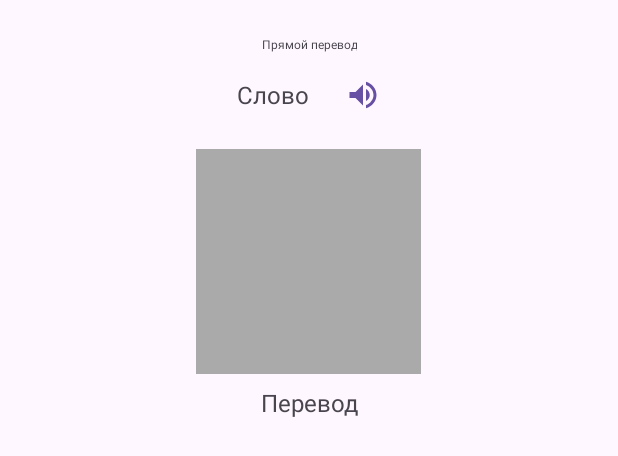
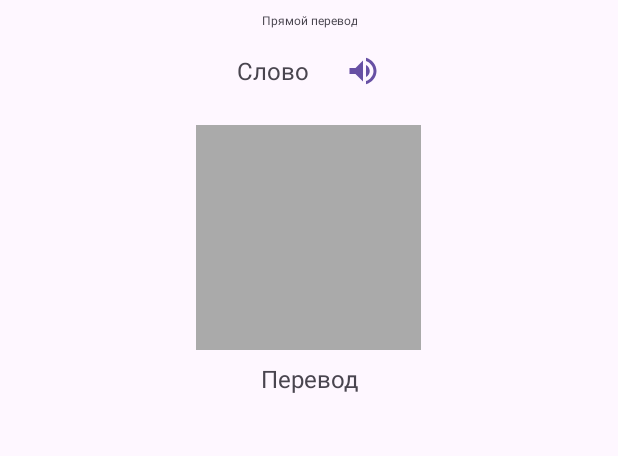
Before and after one commit to mrSaydron/Tala, an Android app: the layout fragment_card_translate.xml on its own in the app's theme, with its tools: preview values and no code run, on a phone screen of 412 x 824 dp. Shown: the top 456 px of the screen. Run offline under Robolectric (Android 15) with nearby library versions, the phone set to English and light mode, and no system bars.

Commit message:
внешние изменения

```diff
--- a/app/src/main/res/layout/fragment_card_enter_word.xml
+++ b/app/src/main/res/layout/fragment_card_enter_word.xml
@@ -6,7 +6,6 @@
     android:layout_width="match_parent"
     android:layout_height="wrap_content"
     android:orientation="vertical"
-    android:padding="16dp"
     android:gravity="center_horizontal"
     tools:context=".fragment.card.CardEnterWordFragment">
 
@@ -37,6 +36,7 @@
         android:layout_marginTop="4dp"
         android:drawableStart="@drawable/ic_info"
         android:drawablePadding="6dp"
+        app:drawableTint="?attr/colorOnSurfaceVariant"
         android:padding="2dp"
         android:visibility="gone" />
 
--- a/app/src/main/res/layout/fragment_card_reverse_translate.xml
+++ b/app/src/main/res/layout/fragment_card_reverse_translate.xml
@@ -6,7 +6,6 @@
     android:layout_width="match_parent"
     android:layout_height="wrap_content"
     android:orientation="vertical"
-    android:padding="16dp"
     android:gravity="center_horizontal"
     tools:context=".fragment.card.CardReverseTranslateFragment">
 
@@ -36,6 +35,7 @@
         android:gravity="center"
         android:drawableStart="@drawable/ic_info"
         android:drawablePadding="6dp"
+        app:drawableTint="?attr/colorOnSurfaceVariant"
         android:padding="2dp"
         android:visibility="gone" />
 
--- a/app/src/main/res/layout/fragment_card_translate.xml
+++ b/app/src/main/res/layout/fragment_card_translate.xml
@@ -1,37 +1,35 @@
 <?xml version="1.0" encoding="utf-8"?>
-<LinearLayout
-    xmlns:android="http://schemas.android.com/apk/res/android"
+<LinearLayout xmlns:android="http://schemas.android.com/apk/res/android"
+    xmlns:app="http://schemas.android.com/apk/res-auto"
     xmlns:tools="http://schemas.android.com/tools"
-    xmlns:app="http://schemas.android.com/apk/res-auto"
     android:layout_width="match_parent"
     android:layout_height="wrap_content"
+    android:gravity="center_horizontal"
     android:orientation="vertical"
-    android:padding="16dp"
-    android:gravity="center_horizontal"
     tools:context=".fragment.card.CardTranslateFragment">
 
     <TextView
         android:layout_width="wrap_content"
         android:layout_height="wrap_content"
-        android:textSize="8sp"
+        android:gravity="center"
+        android:padding="8dp"
         android:text="Прямой перевод"
-        android:gravity="center"
-        android:padding="8dp" />
+        android:textSize="8sp" />
 
     <LinearLayout
         android:layout_width="wrap_content"
         android:layout_height="wrap_content"
-        android:orientation="horizontal"
-        android:gravity="center_vertical">
+        android:gravity="center_vertical"
+        android:orientation="horizontal">
 
         <TextView
             android:id="@+id/wordTextView"
             android:layout_width="wrap_content"
             android:layout_height="wrap_content"
-            android:textSize="16sp"
+            android:gravity="center"
+            android:padding="8dp"
             android:text="Слово"
-            android:gravity="center"
-            android:padding="8dp" />
+            android:textSize="16sp" />
 
         <ImageButton
             android:id="@+id/playButton"
@@ -49,13 +47,14 @@
         android:id="@+id/hintTextView"
         android:layout_width="wrap_content"
         android:layout_height="wrap_content"
-        android:textSize="14sp"
-        android:textColor="#666666"
-        android:gravity="center"
+        android:layout_marginTop="4dp"
         android:drawableStart="@drawable/ic_info"
         android:drawablePadding="6dp"
-        android:layout_marginTop="4dp"
+        app:drawableTint="?attr/colorOnSurfaceVariant"
+        android:gravity="center"
         android:padding="2dp"
+        android:textColor="#666666"
+        android:textSize="14sp"
         android:visibility="gone" />
 
     <ImageView
@@ -63,16 +62,16 @@
         android:layout_width="150dp"
         android:layout_height="150dp"
         android:layout_marginTop="16dp"
-        android:scaleType="centerCrop"
-        android:background="@android:color/darker_gray" />
+        android:background="@android:color/darker_gray"
+        android:scaleType="centerCrop" />
 
     <TextView
         android:id="@+id/answerTextView"
         android:layout_width="wrap_content"
         android:layout_height="wrap_content"
-        android:textSize="16sp"
+        android:gravity="center"
+        android:padding="8dp"
         android:text="Перевод"
-        android:gravity="center"
-        android:padding="8dp" />
+        android:textSize="16sp" />
 
 </LinearLayout>
```
Also changed, not shown: app/src/main/res/layout/fragment_review.xml (+13 -6 lines).
